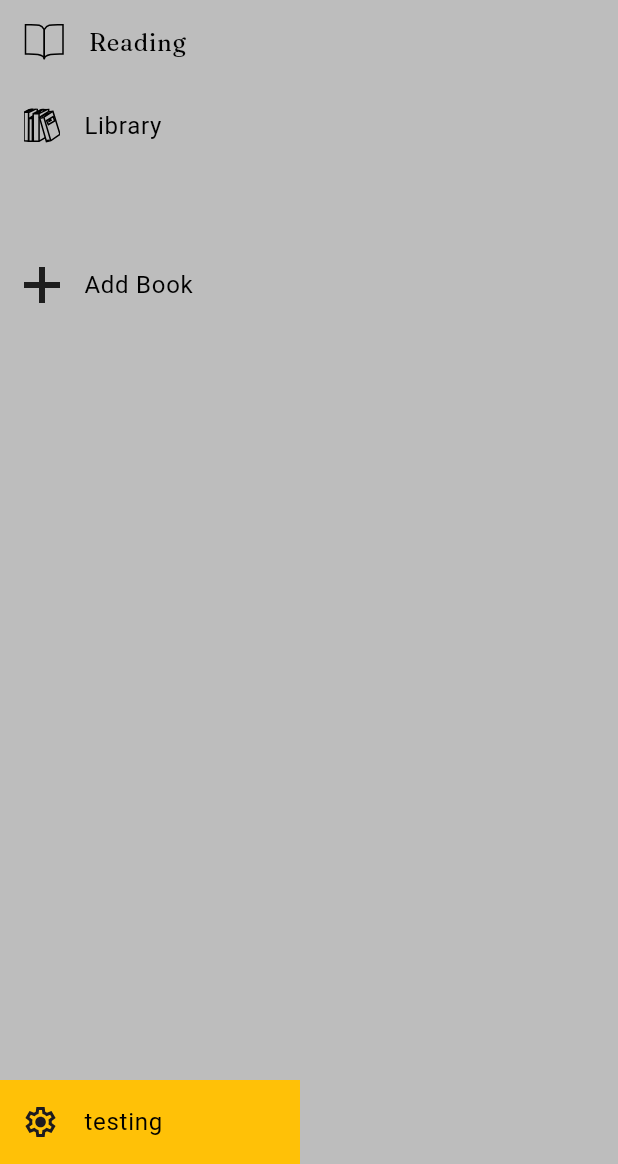
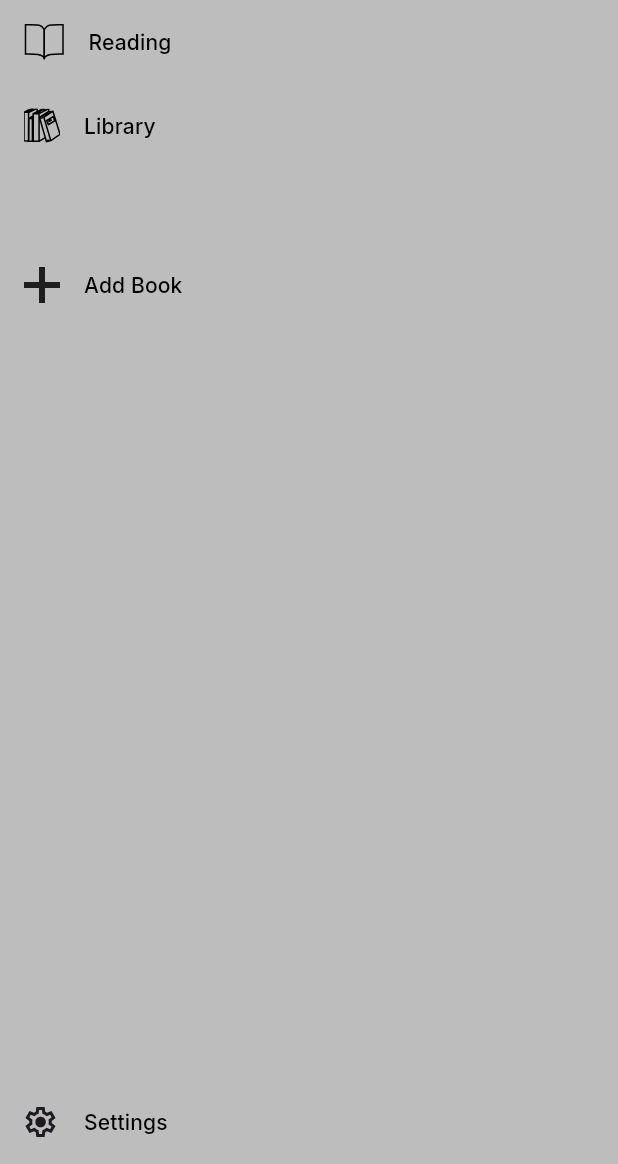
Before and after one commit to Hel1oz/Codex, a Flutter app: the screen it shows after launch, on a phone screen of 412 x 824 dp, the part 72-1236 px from its top. Run offline on Flutter 3.47's test engine with Material 3 defaults, Android fonts, the phone set to English and light mode, and no system bars; our stand-ins replace flutter_svg, google_fonts; missing offline and left inert: bitsdojo_window.

Commit message:
created a custom TextTheme in the Theme file and applied it to the buttons, now they are all Inter.

```diff
--- a/lib/theme.dart
+++ b/lib/theme.dart
@@ -1,4 +1,7 @@
 import 'package:flutter/material.dart';
+import 'package:google_fonts/google_fonts.dart';
+
+final ButtonFont = GoogleFonts.inter;
 
 ThemeData lightMode = ThemeData(
   brightness: Brightness.light,
@@ -6,7 +9,12 @@ ThemeData lightMode = ThemeData(
     surface: Colors.grey.shade400,
     primary: Colors.grey.shade300,
     secondary: Colors.grey.shade200,
-  )
+  ),
+  textTheme: TextTheme(
+    labelLarge: ButtonFont(
+      color: Colors.black,
+    )
+  ),
 );
 
 ThemeData darkMode = ThemeData(
@@ -15,5 +23,10 @@ ThemeData darkMode = ThemeData(
     surface: Colors.grey.shade900,
     primary: Colors.grey.shade800,
     secondary: Colors.grey.shade700,
-  )
+  ),
+  textTheme: TextTheme(
+    labelLarge: ButtonFont(
+      color: Colors.white,
+    )
+  ),
 );
--- a/lib/widgets/side_panel_sections/navigation.dart
+++ b/lib/widgets/side_panel_sections/navigation.dart
@@ -2,7 +2,7 @@
 
 import 'package:flutter/material.dart';
 import 'package:flutter_svg/flutter_svg.dart';
-import 'package:google_fonts/google_fonts.dart';
+
 
 class Navigation extends StatelessWidget {
 
@@ -16,6 +16,7 @@ class Navigation extends StatelessWidget {
 
     final SvgPicture addBookIcon = SvgPicture.asset('assets/side_panel/navigation/add_book_icon_lightmode.svg');
 
+
   @override
   Widget build(BuildContext context) {
     // TODO: implement build
@@ -25,7 +26,7 @@ class Navigation extends StatelessWidget {
         just use the title parameter
     */
 
-
+    final buttonFont = Theme.of(context).textTheme.labelLarge;
 
     return SizedBox(
       child: Column(
@@ -36,11 +37,12 @@ class Navigation extends StatelessWidget {
         children: [
           // ListTile(leading: codexLogo),
           ListTile(leading: readingIcon, title: Text('Reading',
-          style: GoogleFonts.fraunces())),
+          style: buttonFont)),
           ListTile(leading: libraryIcon, title: Text('Library',
-          style: GoogleFonts.pinyonScript())),
+          style: buttonFont)),
           SizedBox(height: 50),
-          ListTile(leading: addBookIcon, title: Text('Add Book'))
+          ListTile(leading: addBookIcon, title: Text('Add Book',
+          style: buttonFont))
         ],
       ),
     );
--- a/lib/widgets/side_panel_sections/settings.dart
+++ b/lib/widgets/side_panel_sections/settings.dart
@@ -13,9 +13,10 @@ class Settings extends StatelessWidget {
   @override
   Widget build(BuildContext context) {
     // TODO: implement build
-    return Container(
-      color: Colors.amber,
-      child: ListTile(leading: settingsButtonLightmode, title: Text('testing'),)
-    );
+
+  final buttonFont = Theme.of(context).textTheme.labelLarge;
+
+    return ListTile(leading: settingsButtonLightmode, title: Text('Settings',
+    style: buttonFont),);
   }
 }
```
